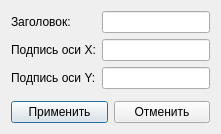
First picture: the form in ui/dialogs/chart-dialog.ui, repository VadmanBat/reg-valve, before the edit.
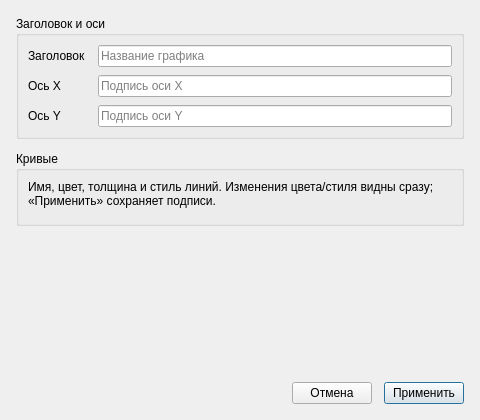
Second picture: the form after the edit.

```diff
--- a/ui/dialogs/chart-dialog.ui
+++ b/ui/dialogs/chart-dialog.ui
@@ -2,59 +2,161 @@
 <ui version="4.0">
  <class>ChartDialog</class>
  <widget class="QDialog" name="ChartDialog">
+  <property name="geometry">
+   <rect>
+    <x>0</x>
+    <y>0</y>
+    <width>480</width>
+    <height>420</height>
+   </rect>
+  </property>
   <property name="windowTitle">
    <string>Свойства графика</string>
   </property>
-  <layout class="QFormLayout" name="formLayout">
-   <property name="fieldGrowthPolicy">
-    <enum>QFormLayout::AllNonFixedFieldsGrow</enum>
+  <layout class="QVBoxLayout" name="verticalLayout">
+   <property name="spacing">
+    <number>12</number>
    </property>
-   <item row="0" column="0">
-    <widget class="QLabel" name="titleLabel">
-     <property name="text">
-      <string>Заголовок:</string>
+   <property name="leftMargin">
+    <number>16</number>
+   </property>
+   <property name="topMargin">
+    <number>16</number>
+   </property>
+   <property name="rightMargin">
+    <number>16</number>
+   </property>
+   <property name="bottomMargin">
+    <number>16</number>
+   </property>
+   <item>
+    <widget class="QGroupBox" name="axesGroup">
+     <property name="title">
+      <string>Заголовок и оси</string>
      </property>
+     <layout class="QFormLayout" name="axesForm">
+      <property name="horizontalSpacing">
+       <number>12</number>
+      </property>
+      <property name="verticalSpacing">
+       <number>8</number>
+      </property>
+      <item row="0" column="0">
+       <widget class="QLabel" name="titleLabel">
+        <property name="text">
+         <string>Заголовок</string>
+        </property>
+       </widget>
+      </item>
+      <item row="0" column="1">
+       <widget class="QLineEdit" name="titleEdit">
+        <property name="placeholderText">
+         <string>Название графика</string>
+        </property>
+       </widget>
+      </item>
+      <item row="1" column="0">
+       <widget class="QLabel" name="xAxisLabel">
+        <property name="text">
+         <string>Ось X</string>
+        </property>
+       </widget>
+      </item>
+      <item row="1" column="1">
+       <widget class="QLineEdit" name="xAxisLabelEdit">
+        <property name="placeholderText">
+         <string>Подпись оси X</string>
+        </property>
+       </widget>
+      </item>
+      <item row="2" column="0">
+       <widget class="QLabel" name="yAxisLabel">
+        <property name="text">
+         <string>Ось Y</string>
+        </property>
+       </widget>
+      </item>
+      <item row="2" column="1">
+       <widget class="QLineEdit" name="yAxisLabelEdit">
+        <property name="placeholderText">
+         <string>Подпись оси Y</string>
+        </property>
+       </widget>
+      </item>
+     </layout>
     </widget>
    </item>
-   <item row="0" column="1">
-    <widget class="QLineEdit" name="titleEdit"/>
-   </item>
-   <item row="1" column="0">
-    <widget class="QLabel" name="xAxisLabel">
-     <property name="text">
-      <string>Подпись оси X:</string>
+   <item>
+    <widget class="QGroupBox" name="seriesGroup">
+     <property name="title">
+      <string>Кривые</string>
      </property>
+     <layout class="QVBoxLayout" name="seriesLayout">
+      <item>
+       <widget class="QLabel" name="seriesHint">
+        <property name="text">
+         <string>Имя, цвет, толщина и стиль линий. Изменения цвета/стиля видны сразу; «Применить» сохраняет подписи.</string>
+        </property>
+        <property name="wordWrap">
+         <bool>true</bool>
+        </property>
+        <property name="styleSheet">
+         <string notr="true">color: palette(placeholder-text); font-size: 9pt;</string>
+        </property>
+       </widget>
+      </item>
+      <item>
+       <widget class="QWidget" name="seriesHost" native="true">
+        <property name="minimumHeight">
+         <number>120</number>
+        </property>
+       </widget>
+      </item>
+     </layout>
     </widget>
    </item>
-   <item row="1" column="1">
-    <widget class="QLineEdit" name="xAxisLabelEdit"/>
-   </item>
-   <item row="2" column="0">
-    <widget class="QLabel" name="yAxisLabel">
-     <property name="text">
-      <string>Подпись оси Y:</string>
+   <item>
+    <spacer name="vSpacer">
+     <property name="orientation">
+      <enum>Qt::Vertical</enum>
      </property>
-    </widget>
+     <property name="sizeHint" stdset="0">
+      <size>
+       <width>20</width>
+       <height>8</height>
+      </size>
+     </property>
+    </spacer>
    </item>
-   <item row="2" column="1">
-    <widget class="QLineEdit" name="yAxisLabelEdit"/>
-   </item>
-   <item row="3" column="0" colspan="2">
-    <widget class="QWidget" name="seriesHost" native="true"/>
-   </item>
-   <item row="4" column="0" colspan="2">
+   <item>
     <layout class="QHBoxLayout" name="buttonLayout">
+     <item>
+      <spacer name="btnSpacer">
+       <property name="orientation">
+        <enum>Qt::Horizontal</enum>
+       </property>
+       <property name="sizeHint" stdset="0">
+        <size>
+         <width>40</width>
+         <height>20</height>
+        </size>
+       </property>
+      </spacer>
+     </item>
+     <item>
+      <widget class="QPushButton" name="cancelButton">
+       <property name="text">
+        <string>Отмена</string>
+       </property>
+      </widget>
+     </item>
      <item>
       <widget class="QPushButton" name="applyButton">
        <property name="text">
         <string>Применить</string>
        </property>
-      </widget>
-     </item>
-     <item>
-      <widget class="QPushButton" name="cancelButton">
-       <property name="text">
-        <string>Отменить</string>
+       <property name="default">
+        <bool>true</bool>
        </property>
       </widget>
      </item>
```
